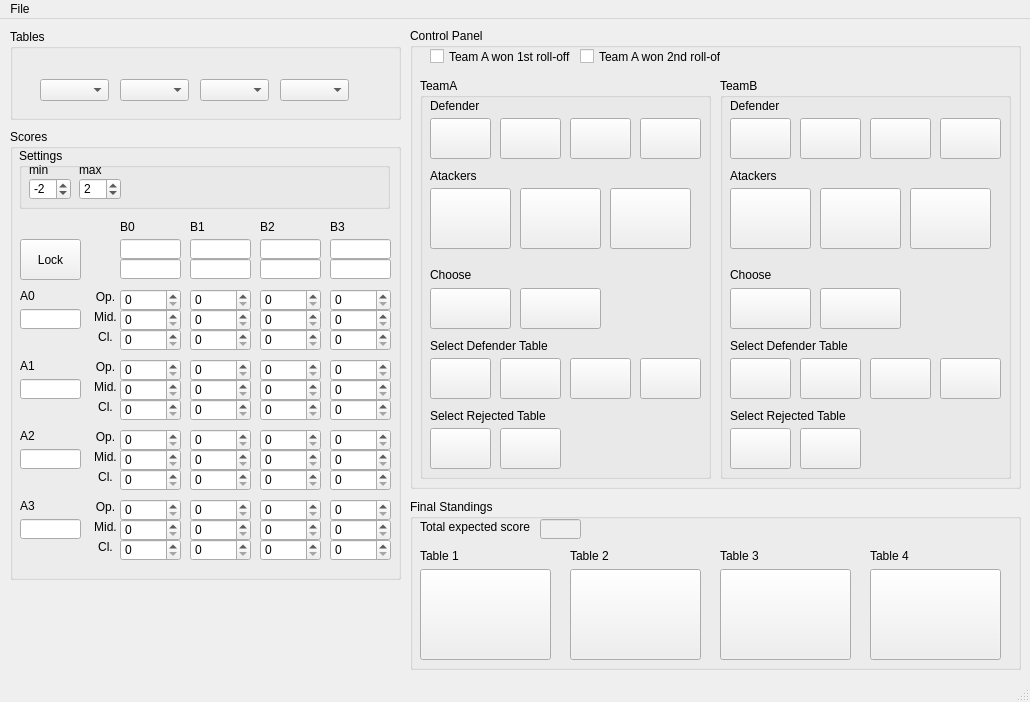
Above: pairing/QT/Pairing4Desktop/mainwindow.ui from MoscowskyAnton/adeptus_calculatus before the change. Below: the same form after it.
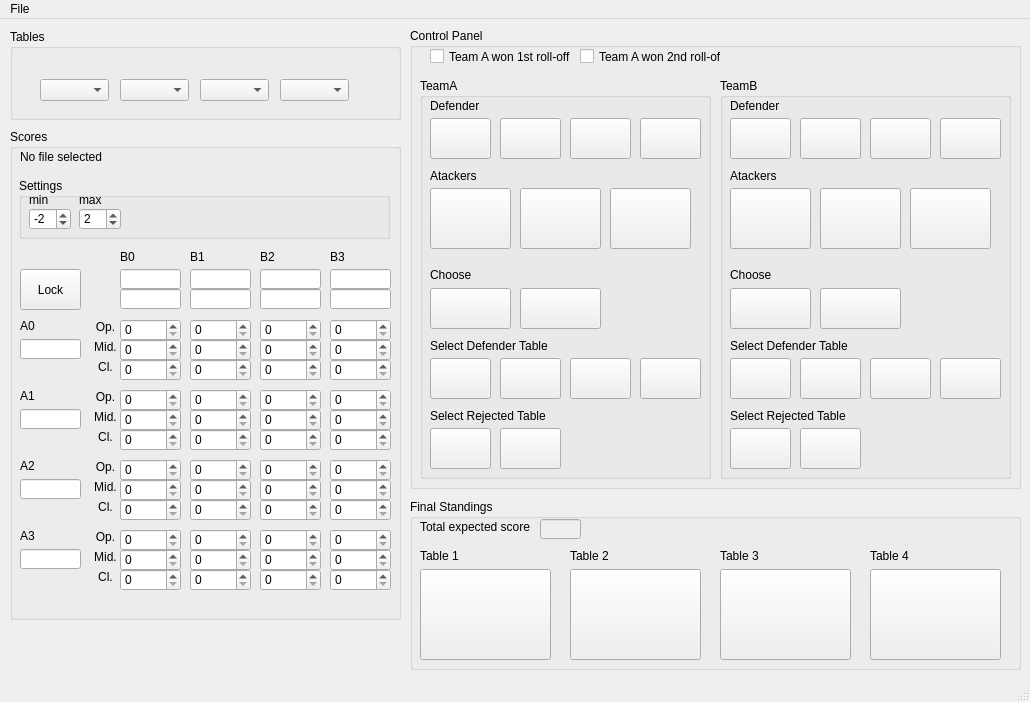
That is the form after the change.

```diff
--- a/pairing/QT/Pairing4Desktop/mainwindow.ui
+++ b/pairing/QT/Pairing4Desktop/mainwindow.ui
@@ -20,7 +20,7 @@
       <x>10</x>
       <y>110</y>
       <width>391</width>
-      <height>451</height>
+      <height>491</height>
      </rect>
     </property>
     <property name="title">
@@ -30,7 +30,7 @@
      <property name="geometry">
       <rect>
        <x>110</x>
-       <y>160</y>
+       <y>190</y>
        <width>61</width>
        <height>22</height>
       </rect>
@@ -40,7 +40,7 @@
      <property name="geometry">
       <rect>
        <x>110</x>
-       <y>180</y>
+       <y>210</y>
        <width>61</width>
        <height>22</height>
       </rect>
@@ -50,7 +50,7 @@
      <property name="geometry">
       <rect>
        <x>110</x>
-       <y>200</y>
+       <y>230</y>
        <width>61</width>
        <height>22</height>
       </rect>
@@ -60,7 +60,7 @@
      <property name="geometry">
       <rect>
        <x>180</x>
-       <y>200</y>
+       <y>230</y>
        <width>61</width>
        <height>22</height>
       </rect>
@@ -70,7 +70,7 @@
      <property name="geometry">
       <rect>
        <x>180</x>
-       <y>180</y>
+       <y>210</y>
        <width>61</width>
        <height>22</height>
       </rect>
@@ -80,7 +80,7 @@
      <property name="geometry">
       <rect>
        <x>180</x>
-       <y>160</y>
+       <y>190</y>
        <width>61</width>
        <height>22</height>
       </rect>
@@ -90,7 +90,7 @@
      <property name="geometry">
       <rect>
        <x>250</x>
-       <y>200</y>
+       <y>230</y>
        <width>61</width>
        <height>22</height>
       </rect>
@@ -100,7 +100,7 @@
      <property name="geometry">
       <rect>
        <x>250</x>
-       <y>180</y>
+       <y>210</y>
        <width>61</width>
        <height>22</height>
       </rect>
@@ -110,7 +110,7 @@
      <property name="geometry">
       <rect>
        <x>250</x>
-       <y>160</y>
+       <y>190</y>
        <width>61</width>
        <height>22</height>
       </rect>
@@ -120,7 +120,7 @@
      <property name="geometry">
       <rect>
        <x>320</x>
-       <y>200</y>
+       <y>230</y>
        <width>61</width>
        <height>22</height>
       </rect>
@@ -130,7 +130,7 @@
      <property name="geometry">
       <rect>
        <x>320</x>
-       <y>180</y>
+       <y>210</y>
        <width>61</width>
        <height>22</height>
       </rect>
@@ -140,7 +140,7 @@
      <property name="geometry">
       <rect>
        <x>320</x>
-       <y>160</y>
+       <y>190</y>
        <width>61</width>
        <height>22</height>
       </rect>
@@ -150,7 +150,7 @@
      <property name="geometry">
       <rect>
        <x>110</x>
-       <y>270</y>
+       <y>300</y>
        <width>61</width>
        <height>22</height>
       </rect>
@@ -160,7 +160,7 @@
      <property name="geometry">
       <rect>
        <x>110</x>
-       <y>250</y>
+       <y>280</y>
        <width>61</width>
        <height>22</height>
       </rect>
@@ -170,7 +170,7 @@
      <property name="geometry">
       <rect>
        <x>110</x>
-       <y>230</y>
+       <y>260</y>
        <width>61</width>
        <height>22</height>
       </rect>
@@ -180,7 +180,7 @@
      <property name="geometry">
       <rect>
        <x>250</x>
-       <y>270</y>
+       <y>300</y>
        <width>61</width>
        <height>22</height>
       </rect>
@@ -190,7 +190,7 @@
      <property name="geometry">
       <rect>
        <x>180</x>
-       <y>230</y>
+       <y>260</y>
        <width>61</width>
        <height>22</height>
       </rect>
@@ -200,7 +200,7 @@
      <property name="geometry">
       <rect>
        <x>250</x>
-       <y>230</y>
+       <y>260</y>
        <width>61</width>
        <height>22</height>
       </rect>
@@ -210,7 +210,7 @@
      <property name="geometry">
       <rect>
        <x>320</x>
-       <y>250</y>
+       <y>280</y>
        <width>61</width>
        <height>22</height>
       </rect>
@@ -220,7 +220,7 @@
      <property name="geometry">
       <rect>
        <x>320</x>
-       <y>230</y>
+       <y>260</y>
        <width>61</width>
        <height>22</height>
       </rect>
@@ -230,7 +230,7 @@
      <property name="geometry">
       <rect>
        <x>250</x>
-       <y>250</y>
+       <y>280</y>
        <width>61</width>
        <height>22</height>
       </rect>
@@ -240,7 +240,7 @@
      <property name="geometry">
       <rect>
        <x>180</x>
-       <y>250</y>
+       <y>280</y>
        <width>61</width>
        <height>22</height>
       </rect>
@@ -250,7 +250,7 @@
      <property name="geometry">
       <rect>
        <x>180</x>
-       <y>270</y>
+       <y>300</y>
        <width>61</width>
        <height>22</height>
       </rect>
@@ -260,7 +260,7 @@
      <property name="geometry">
       <rect>
        <x>320</x>
-       <y>270</y>
+       <y>300</y>
        <width>61</width>
        <height>22</height>
       </rect>
@@ -270,7 +270,7 @@
      <property name="geometry">
       <rect>
        <x>320</x>
-       <y>340</y>
+       <y>370</y>
        <width>61</width>
        <height>22</height>
       </rect>
@@ -280,7 +280,7 @@
      <property name="geometry">
       <rect>
        <x>110</x>
-       <y>300</y>
+       <y>330</y>
        <width>61</width>
        <height>22</height>
       </rect>
@@ -290,7 +290,7 @@
      <property name="geometry">
       <rect>
        <x>250</x>
-       <y>320</y>
+       <y>350</y>
        <width>61</width>
        <height>22</height>
       </rect>
@@ -300,7 +300,7 @@
      <property name="geometry">
       <rect>
        <x>180</x>
-       <y>320</y>
+       <y>350</y>
        <width>61</width>
        <height>22</height>
       </rect>
@@ -310,7 +310,7 @@
      <property name="geometry">
       <rect>
        <x>180</x>
-       <y>300</y>
+       <y>330</y>
        <width>61</width>
        <height>22</height>
       </rect>
@@ -320,7 +320,7 @@
      <property name="geometry">
       <rect>
        <x>180</x>
-       <y>340</y>
+       <y>370</y>
        <width>61</width>
        <height>22</height>
       </rect>
@@ -330,7 +330,7 @@
      <property name="geometry">
       <rect>
        <x>250</x>
-       <y>340</y>
+       <y>370</y>
        <width>61</width>
        <height>22</height>
       </rect>
@@ -340,7 +340,7 @@
      <property name="geometry">
       <rect>
        <x>110</x>
-       <y>340</y>
+       <y>370</y>
        <width>61</width>
        <height>22</height>
       </rect>
@@ -350,7 +350,7 @@
      <property name="geometry">
       <rect>
        <x>320</x>
-       <y>300</y>
+       <y>330</y>
        <width>61</width>
        <height>22</height>
       </rect>
@@ -360,7 +360,7 @@
      <property name="geometry">
       <rect>
        <x>110</x>
-       <y>320</y>
+       <y>350</y>
        <width>61</width>
        <height>22</height>
       </rect>
@@ -370,7 +370,7 @@
      <property name="geometry">
       <rect>
        <x>250</x>
-       <y>300</y>
+       <y>330</y>
        <width>61</width>
        <height>22</height>
       </rect>
@@ -380,7 +380,7 @@
      <property name="geometry">
       <rect>
        <x>320</x>
-       <y>320</y>
+       <y>350</y>
        <width>61</width>
        <height>22</height>
       </rect>
@@ -390,7 +390,7 @@
      <property name="geometry">
       <rect>
        <x>180</x>
-       <y>370</y>
+       <y>400</y>
        <width>61</width>
        <height>22</height>
       </rect>
@@ -400,7 +400,7 @@
      <property name="geometry">
       <rect>
        <x>320</x>
-       <y>410</y>
+       <y>440</y>
        <width>61</width>
        <height>22</height>
       </rect>
@@ -410,7 +410,7 @@
      <property name="geometry">
       <rect>
        <x>250</x>
-       <y>390</y>
+       <y>420</y>
        <width>61</width>
        <height>22</height>
       </rect>
@@ -420,7 +420,7 @@
      <property name="geometry">
       <rect>
        <x>320</x>
-       <y>370</y>
+       <y>400</y>
        <width>61</width>
        <height>22</height>
       </rect>
@@ -430,7 +430,7 @@
      <property name="geometry">
       <rect>
        <x>250</x>
-       <y>370</y>
+       <y>400</y>
        <width>61</width>
        <height>22</height>
       </rect>
@@ -440,7 +440,7 @@
      <property name="geometry">
       <rect>
        <x>180</x>
-       <y>390</y>
+       <y>420</y>
        <width>61</width>
        <height>22</height>
       </rect>
@@ -450,7 +450,7 @@
      <property name="geometry">
       <rect>
        <x>110</x>
-       <y>410</y>
+       <y>440</y>
        <width>61</width>
        <height>22</height>
       </rect>
@@ -460,7 +460,7 @@
      <property name="geometry">
       <rect>
        <x>320</x>
-       <y>390</y>
+       <y>420</y>
        <width>61</width>
        <height>22</height>
       </rect>
@@ -470,7 +470,7 @@
      <property name="geometry">
       <rect>
        <x>250</x>
-       <y>410</y>
+       <y>440</y>
        <width>61</width>
        <height>22</height>
       </rect>
@@ -480,7 +480,7 @@
      <property name="geometry">
       <rect>
        <x>180</x>
-       <y>410</y>
+       <y>440</y>
        <width>61</width>
        <height>22</height>
       </rect>
@@ -490,7 +490,7 @@
      <property name="geometry">
       <rect>
        <x>110</x>
-       <y>370</y>
+       <y>400</y>
        <width>61</width>
        <height>22</height>
       </rect>
@@ -500,7 +500,7 @@
      <property name="geometry">
       <rect>
        <x>110</x>
-       <y>390</y>
+       <y>420</y>
        <width>61</width>
        <height>22</height>
       </rect>
@@ -510,7 +510,7 @@
      <property name="geometry">
       <rect>
        <x>9</x>
-       <y>19</y>
+       <y>49</y>
        <width>371</width>
        <height>61</height>
       </rect>
@@ -581,7 +581,7 @@
      <property name="geometry">
       <rect>
        <x>10</x>
-       <y>180</y>
+       <y>210</y>
        <width>61</width>
        <height>20</height>
       </rect>
@@ -591,7 +591,7 @@
      <property name="geometry">
       <rect>
        <x>10</x>
-       <y>160</y>
+       <y>190</y>
        <width>47</width>
        <height>13</height>
       </rect>
@@ -604,7 +604,7 @@
      <property name="geometry">
       <rect>
        <x>10</x>
-       <y>230</y>
+       <y>260</y>
        <width>47</width>
        <height>13</height>
       </rect>
@@ -617,7 +617,7 @@
      <property name="geometry">
       <rect>
        <x>10</x>
-       <y>300</y>
+       <y>330</y>
        <width>47</width>
        <height>13</height>
       </rect>
@@ -630,7 +630,7 @@
      <property name="geometry">
       <rect>
        <x>10</x>
-       <y>370</y>
+       <y>400</y>
        <width>47</width>
        <height>13</height>
       </rect>
@@ -643,7 +643,7 @@
      <property name="geometry">
       <rect>
        <x>10</x>
-       <y>250</y>
+       <y>280</y>
        <width>61</width>
        <height>20</height>
       </rect>
@@ -653,7 +653,7 @@
      <property name="geometry">
       <rect>
        <x>10</x>
-       <y>320</y>
+       <y>350</y>
        <width>61</width>
        <height>20</height>
       </rect>
@@ -663,7 +663,7 @@
      <property name="geometry">
       <rect>
        <x>10</x>
-       <y>390</y>
+       <y>420</y>
        <width>61</width>
        <height>20</height>
       </rect>
@@ -673,7 +673,7 @@
      <property name="geometry">
       <rect>
        <x>110</x>
-       <y>90</y>
+       <y>120</y>
        <width>31</width>
        <height>16</height>
       </rect>
@@ -686,7 +686,7 @@
      <property name="geometry">
       <rect>
        <x>180</x>
-       <y>90</y>
+       <y>120</y>
        <width>31</width>
        <height>16</height>
       </rect>
@@ -699,7 +699,7 @@
      <property name="geometry">
       <rect>
        <x>250</x>
-       <y>90</y>
+       <y>120</y>
        <width>31</width>
        <height>16</height>
       </rect>
@@ -712,7 +712,7 @@
      <property name="geometry">
       <rect>
        <x>320</x>
-       <y>90</y>
+       <y>120</y>
        <width>31</width>
        <height>16</height>
       </rect>
@@ -725,7 +725,7 @@
      <property name="geometry">
       <rect>
        <x>110</x>
-       <y>110</y>
+       <y>140</y>
        <width>61</width>
        <height>20</height>
       </rect>
@@ -735,7 +735,7 @@
      <property name="geometry">
       <rect>
        <x>110</x>
-       <y>130</y>
+       <y>160</y>
        <width>61</width>
        <height>20</height>
       </rect>
@@ -745,7 +745,7 @@
      <property name="geometry">
       <rect>
        <x>180</x>
-       <y>130</y>
+       <y>160</y>
        <width>61</width>
        <height>20</height>
       </rect>
@@ -755,7 +755,7 @@
      <property name="geometry">
       <rect>
        <x>180</x>
-       <y>110</y>
+       <y>140</y>
        <width>61</width>
        <height>20</height>
       </rect>
@@ -765,7 +765,7 @@
      <property name="geometry">
       <rect>
        <x>250</x>
-       <y>130</y>
+       <y>160</y>
        <width>61</width>
        <height>20</height>
       </rect>
@@ -775,7 +775,7 @@
      <property name="geometry">
       <rect>
        <x>250</x>
-       <y>110</y>
+       <y>140</y>
        <width>61</width>
        <height>20</height>
       </rect>
@@ -785,7 +785,7 @@
      <property name="geometry">
       <rect>
        <x>320</x>
-       <y>130</y>
+       <y>160</y>
        <width>61</width>
        <height>20</height>
       </rect>
@@ -795,7 +795,7 @@
      <property name="geometry">
       <rect>
        <x>320</x>
-       <y>110</y>
+       <y>140</y>
        <width>61</width>
        <height>20</height>
       </rect>
@@ -805,7 +805,7 @@
      <property name="geometry">
       <rect>
        <x>10</x>
-       <y>110</y>
+       <y>140</y>
        <width>61</width>
        <height>41</height>
       </rect>
@@ -818,7 +818,7 @@
      <property name="geometry">
       <rect>
        <x>80</x>
-       <y>160</y>
+       <y>190</y>
        <width>31</width>
        <height>16</height>
       </rect>
@@ -834,7 +834,7 @@
      <property name="geometry">
       <rect>
        <x>80</x>
-       <y>180</y>
+       <y>210</y>
        <width>31</width>
        <height>16</height>
       </rect>
@@ -850,7 +850,7 @@
      <property name="geometry">
       <rect>
        <x>80</x>
-       <y>200</y>
+       <y>230</y>
        <width>31</width>
        <height>16</height>
       </rect>
@@ -866,7 +866,7 @@
      <property name="geometry">
       <rect>
        <x>80</x>
-       <y>250</y>
+       <y>280</y>
        <width>31</width>
        <height>16</height>
       </rect>
@@ -882,7 +882,7 @@
      <property name="geometry">
       <rect>
        <x>80</x>
-       <y>270</y>
+       <y>300</y>
        <width>31</width>
        <height>16</height>
       </rect>
@@ -898,7 +898,7 @@
      <property name="geometry">
       <rect>
        <x>80</x>
-       <y>230</y>
+       <y>260</y>
        <width>31</width>
        <height>16</height>
       </rect>
@@ -914,7 +914,7 @@
      <property name="geometry">
       <rect>
        <x>80</x>
-       <y>320</y>
+       <y>350</y>
        <width>31</width>
        <height>16</height>
       </rect>
@@ -930,7 +930,7 @@
      <property name="geometry">
       <rect>
        <x>80</x>
-       <y>340</y>
+       <y>370</y>
        <width>31</width>
        <height>16</height>
       </rect>
@@ -946,7 +946,7 @@
      <property name="geometry">
       <rect>
        <x>80</x>
-       <y>300</y>
+       <y>330</y>
        <width>31</width>
        <height>16</height>
       </rect>
@@ -962,7 +962,7 @@
      <property name="geometry">
       <rect>
        <x>80</x>
-       <y>390</y>
+       <y>420</y>
        <width>31</width>
        <height>16</height>
       </rect>
@@ -978,7 +978,7 @@
      <property name="geometry">
       <rect>
        <x>80</x>
-       <y>410</y>
+       <y>440</y>
        <width>31</width>
        <height>16</height>
       </rect>
@@ -994,7 +994,7 @@
      <property name="geometry">
       <rect>
        <x>80</x>
-       <y>370</y>
+       <y>400</y>
        <width>31</width>
        <height>16</height>
       </rect>
@@ -1006,6 +1006,19 @@
       <set>Qt::AlignCenter</set>
      </property>
     </widget>
+    <widget class="QLabel" name="l_filename">
+     <property name="geometry">
+      <rect>
+       <x>10</x>
+       <y>20</y>
+       <width>371</width>
+       <height>16</height>
+      </rect>
+     </property>
+     <property name="text">
+      <string>No file selected</string>
+     </property>
+    </widget>
    </widget>
    <widget class="QGroupBox" name="groupBox_2">
     <property name="geometry">
```
Left out of the diff: 22 changed lines with no effect on the pictures.
